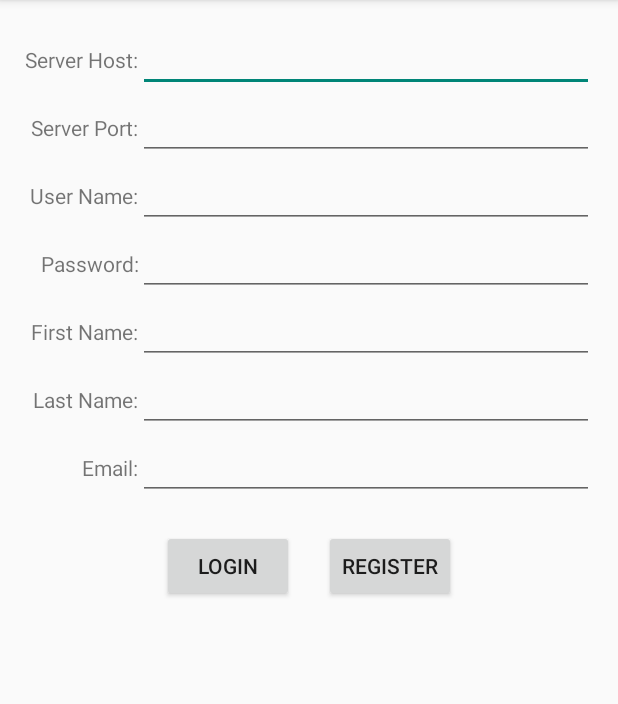
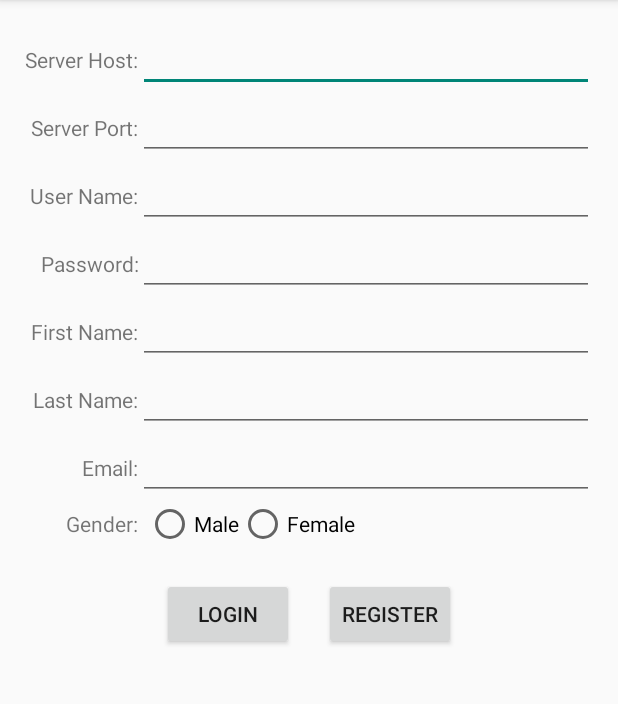
Before and after one commit to ELKerr97/FamilyMapApp, an Android app: the screen it shows after launch (MainActivity), on a phone screen of 412 x 824 dp, the part 84-788 px from its top. Run offline under Robolectric (Android 15) with nearby library versions, the phone set to English and light mode, and no system bars.

Commit message:
Add gender radio buttons to fragment_login.xml

```diff
--- a/app/src/main/res/layout/fragment_login.xml
+++ b/app/src/main/res/layout/fragment_login.xml
@@ -138,6 +138,46 @@
 
     </TableRow>
 
+    <TableRow
+        android:layout_gravity="center_vertical"
+        >
+
+        <TextView
+            android:layout_width="wrap_content"
+            android:layout_height="wrap_content"
+            android:gravity="end"
+            android:layout_gravity="center_vertical"
+            android:text="@string/gender_login"
+            />
+
+        <RadioGroup
+            android:layout_width="match_parent"
+            android:layout_height="wrap_content"
+            android:orientation="horizontal"
+            android:layout_marginStart="5dp">
+
+            <RadioButton
+                android:id="@+id/maleButton"
+                android:layout_width="wrap_content"
+                android:layout_height="wrap_content"
+                android:text="@string/male_option">
+
+            </RadioButton>
+
+            <RadioButton
+                android:id="@+id/femaleButton"
+                android:layout_width="wrap_content"
+                android:layout_height="wrap_content"
+                android:text="@string/female_option">
+
+            </RadioButton>
+
+        </RadioGroup>
+    </TableRow>
+
+
+
+
     <LinearLayout
         android:layout_width="match_parent"
         android:layout_height="match_parent"
--- a/app/src/main/res/values/strings.xml
+++ b/app/src/main/res/values/strings.xml
@@ -10,6 +10,8 @@
     <string name="gender_login">Gender:</string>
     <string name="login_button">Login</string>
     <string name="register_button">Register</string>
+    <string name="male_option">Male</string>
+    <string name="female_option">Female</string>
     <!-- TODO: Remove or change this placeholder text -->
     <string name="hello_blank_fragment">Hello blank fragment</string>
 </resources>
```
